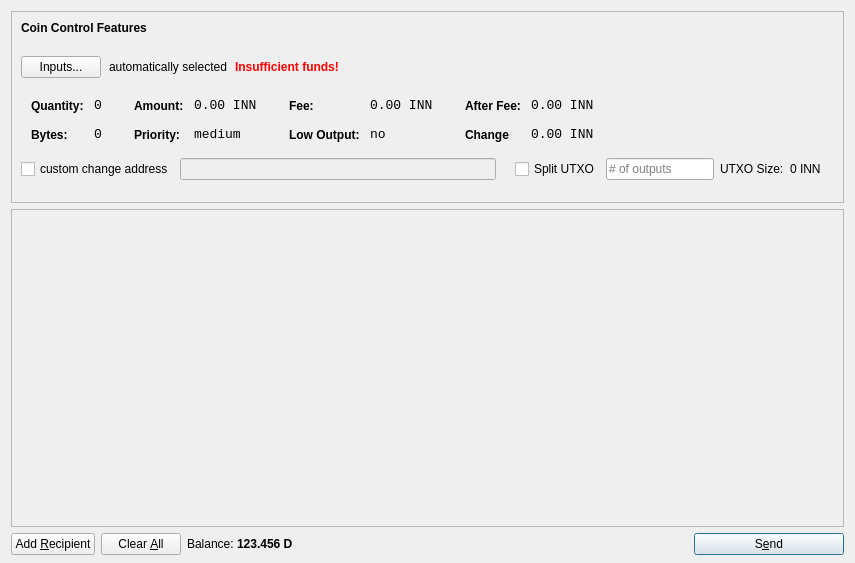
Above: src/qt/forms/sendcoinsdialog.ui from innova-foundation/innova before the change. Below: the same form after it.
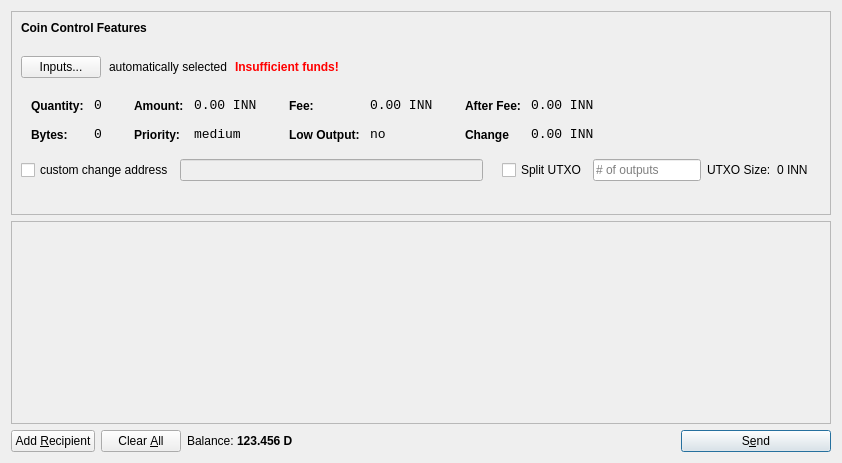
That is the form after the change. Icons and pictures are not drawn.

```diff
--- a/src/qt/forms/sendcoinsdialog.ui
+++ b/src/qt/forms/sendcoinsdialog.ui
@@ -6,17 +6,14 @@
    <rect>
     <x>0</x>
     <y>0</y>
-    <width>855</width>
-    <height>563</height>
+    <width>615</width>
+    <height>463</height>
    </rect>
   </property>
   <property name="windowTitle">
    <string>Send Coins</string>
   </property>
-  <layout class="QVBoxLayout" name="verticalLayout" stretch="0,1,0">
-   <property name="bottomMargin">
-    <number>8</number>
-   </property>
+  <layout class="QVBoxLayout" name="verticalLayout">
    <item>
     <widget class="QFrame" name="frameCoinControl">
      <property name="sizePolicy">
@@ -650,8 +647,8 @@
        <rect>
         <x>0</x>
         <y>0</y>
-        <width>835</width>
-        <height>283</height>
+        <width>595</width>
+        <height>201</height>
        </rect>
       </property>
       <layout class="QVBoxLayout" name="verticalLayout_2">
```
